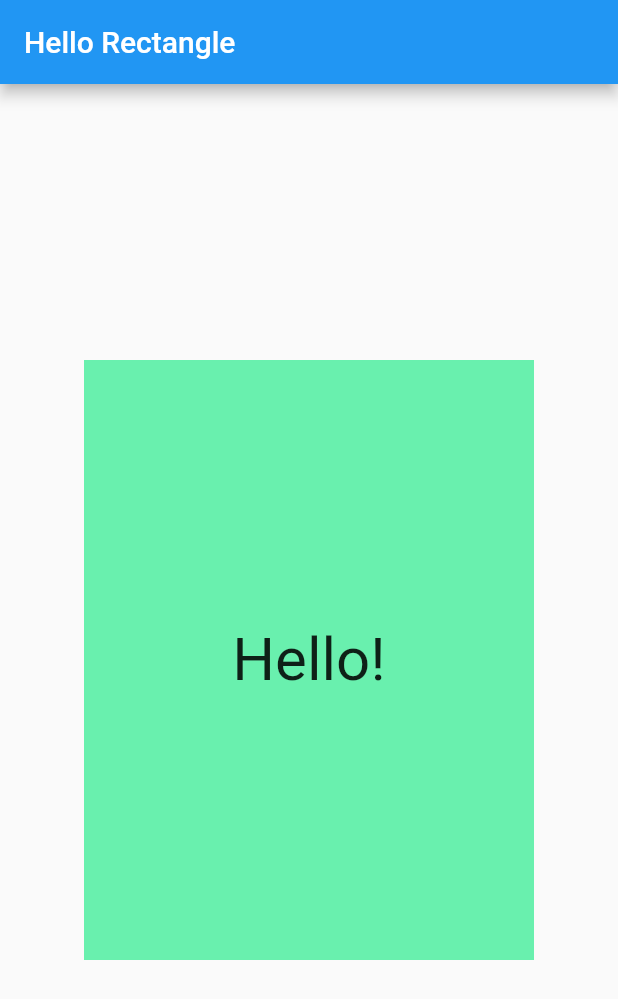
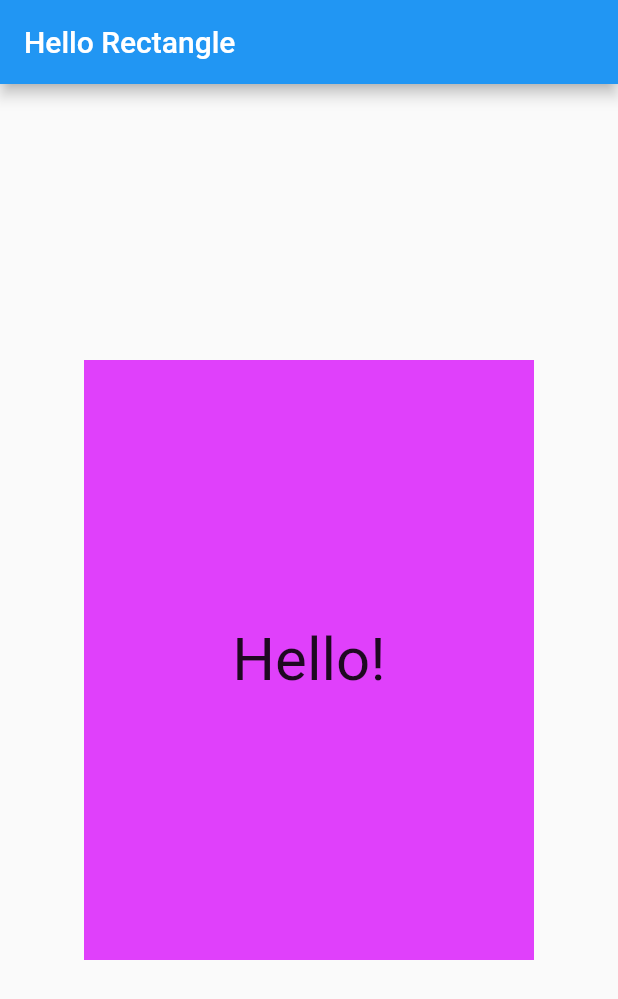
Before and after one commit to ami9901/hello_rectangle, a Flutter app: the screen it shows after launch, on a phone screen of 412 x 824 dp. Shown: the top 999 px of the screen. Run offline on Flutter 3.47's test engine with Material 2 defaults, Android fonts, the phone set to English and light mode, and no system bars.

```diff
--- a/lib/main.dart
+++ b/lib/main.dart
@@ -16,12 +16,13 @@ void main() {
 }
 
 class HelloRectangle extends StatelessWidget {
+
   @override
   Widget build(BuildContext context) {
     return Center(
       child: Container(
         padding: _padding,
-        color: Colors.greenAccent,
+        color: Colors.purpleAccent,
         height: 400.0,
         width: 300.0,
         child: Center(
```
Also changed, not shown: 1 other file.
